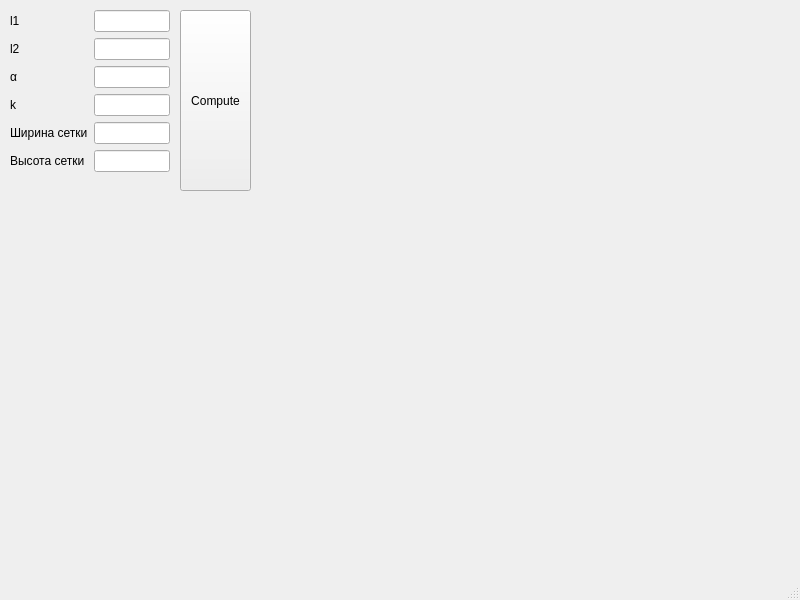
Before: the Qt Designer form mainwindow.ui in LoggerHead22/3d-gui, drawn with Qt 5.
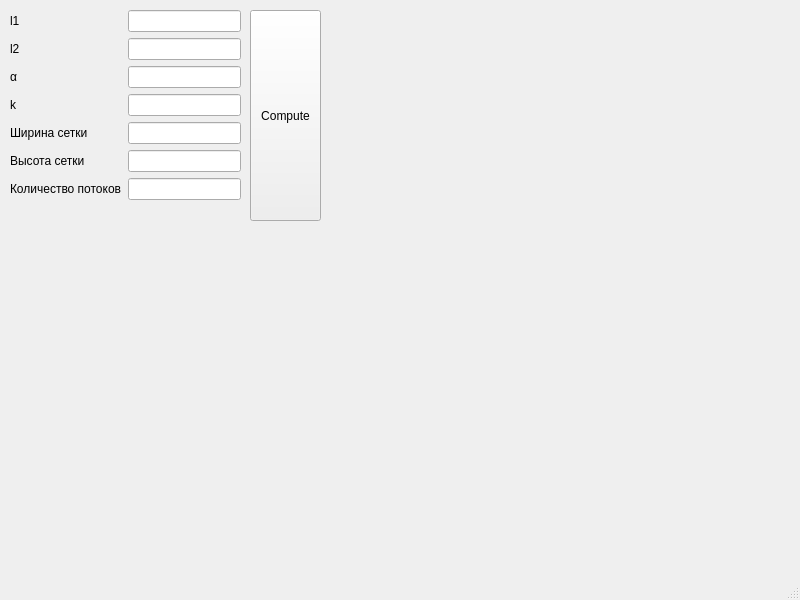
After: the same form once the commit is applied.

Commit message: add thread count line edit

```diff
--- a/mainwindow.ui
+++ b/mainwindow.ui
@@ -19,8 +19,8 @@
      <rect>
       <x>10</x>
       <y>10</y>
-      <width>160</width>
-      <height>176</height>
+      <width>231</width>
+      <height>206</height>
      </rect>
     </property>
     <layout class="QFormLayout" name="formLayout_2">
@@ -84,15 +84,25 @@
      <item row="5" column="1">
       <widget class="QLineEdit" name="nyLineEdit"/>
      </item>
+     <item row="6" column="1">
+      <widget class="QLineEdit" name="pLineEdit"/>
+     </item>
+     <item row="6" column="0">
+      <widget class="QLabel" name="label">
+       <property name="text">
+        <string>Количество потоков</string>
+       </property>
+      </widget>
+     </item>
     </layout>
    </widget>
    <widget class="QPushButton" name="computePushButton">
     <property name="geometry">
      <rect>
-      <x>180</x>
+      <x>250</x>
       <y>10</y>
       <width>71</width>
-      <height>181</height>
+      <height>211</height>
      </rect>
     </property>
     <property name="text">
```
The commit also changes 2 other files.
